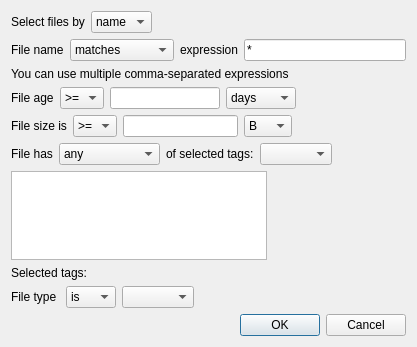
Old version of the form design/condition_dialog.ui in the repository midnightdim/declutter.
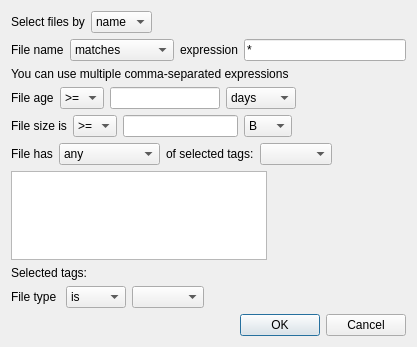
New version of the form. Icons and pictures are not drawn. Custom widgets are drawn as their Qt base class.

What changed in the file:
```diff
--- a/design/condition_dialog.ui
+++ b/design/condition_dialog.ui
@@ -388,6 +388,12 @@
        </item>
        <item>
         <widget class="QComboBox" name="typeSwitchCombo">
+         <property name="minimumSize">
+          <size>
+           <width>60</width>
+           <height>0</height>
+          </size>
+         </property>
          <property name="maximumSize">
           <size>
            <width>50</width>
@@ -400,6 +406,12 @@
            <height>0</height>
           </size>
          </property>
+         <property name="sizeAdjustPolicy">
+          <enum>QComboBox::SizeAdjustPolicy::AdjustToContents</enum>
+         </property>
+         <property name="minimumContentsLength">
+          <number>5</number>
+         </property>
          <item>
           <property name="text">
            <string>is</string>
```
